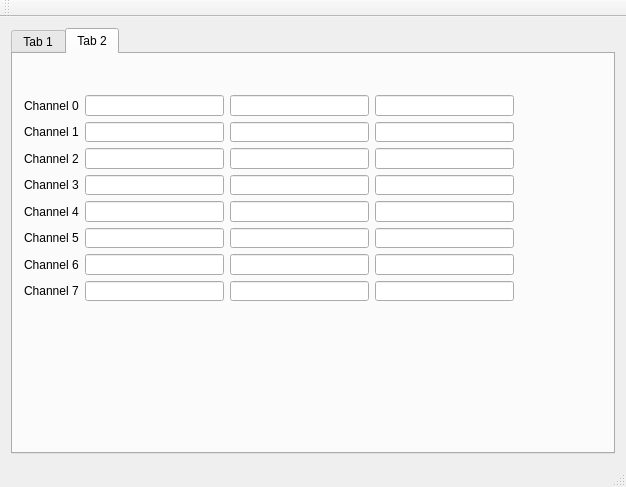
First picture: the form in mainwindow.ui, repository kwahoo2/freescope, before the edit.
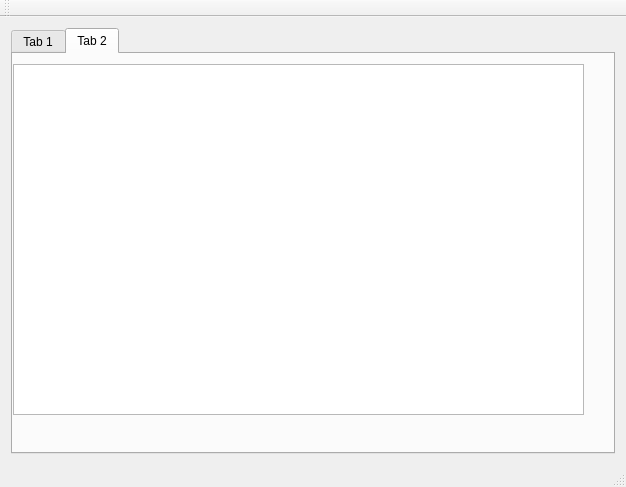
Second picture: the form after the edit. The open tabs and pages were chosen to show the change. Custom widgets are drawn as their Qt base class.

Commit message: use qtablewidget

Patch:
```diff
--- a/mainwindow.ui
+++ b/mainwindow.ui
@@ -167,145 +167,15 @@
        <attribute name="title">
         <string>Tab 2</string>
        </attribute>
-       <widget class="QWidget" name="layoutWidget">
+       <widget class="QTableWidget" name="tableWidget">
         <property name="geometry">
          <rect>
           <x>0</x>
-          <y>30</y>
-          <width>512</width>
-          <height>228</height>
+          <y>10</y>
+          <width>571</width>
+          <height>351</height>
          </rect>
         </property>
-        <layout class="QGridLayout" name="gridLayout">
-         <item row="0" column="0">
-          <widget class="QLabel" name="label">
-           <property name="text">
-            <string>Channel 0</string>
-           </property>
-          </widget>
-         </item>
-         <item row="0" column="1">
-          <widget class="QLineEdit" name="lineEdit"/>
-         </item>
-         <item row="0" column="2">
-          <widget class="QLineEdit" name="lineEdit_2"/>
-         </item>
-         <item row="0" column="3">
-          <widget class="QLineEdit" name="lineEdit_3"/>
-         </item>
-         <item row="1" column="0">
-          <widget class="QLabel" name="label_2">
-           <property name="text">
-            <string>Channel 1</string>
-           </property>
-          </widget>
-         </item>
-         <item row="1" column="1">
-          <widget class="QLineEdit" name="lineEdit_4"/>
-         </item>
-         <item row="1" column="2">
-          <widget class="QLineEdit" name="lineEdit_5"/>
-         </item>
-         <item row="1" column="3">
-          <widget class="QLineEdit" name="lineEdit_6"/>
-         </item>
-         <item row="2" column="0">
-          <widget class="QLabel" name="label_3">
-           <property name="text">
-            <string>Channel 2</string>
-           </property>
-          </widget>
-         </item>
-         <item row="2" column="1">
-          <widget class="QLineEdit" name="lineEdit_7"/>
-         </item>
-         <item row="2" column="2">
-          <widget class="QLineEdit" name="lineEdit_8"/>
-         </item>
-         <item row="2" column="3">
-          <widget class="QLineEdit" name="lineEdit_9"/>
-         </item>
-         <item row="3" column="0">
-          <widget class="QLabel" name="label_4">
-           <property name="text">
-            <string>Channel 3</string>
-           </property>
-          </widget>
-         </item>
-         <item row="3" column="1">
-          <widget class="QLineEdit" name="lineEdit_10"/>
-         </item>
-         <item row="3" column="2">
-          <widget class="QLineEdit" name="lineEdit_11"/>
-         </item>
-         <item row="3" column="3">
-          <widget class="QLineEdit" name="lineEdit_12"/>
-         </item>
-         <item row="4" column="0">
-          <widget class="QLabel" name="label_5">
-           <property name="text">
-            <string>Channel 4</string>
-           </property>
-          </widget>
-         </item>
-         <item row="4" column="1">
-          <widget class="QLineEdit" name="lineEdit_13"/>
-         </item>
-         <item row="4" column="2">
-          <widget class="QLineEdit" name="lineEdit_14"/>
-         </item>
-         <item row="4" column="3">
-          <widget class="QLineEdit" name="lineEdit_15"/>
-         </item>
-         <item row="5" column="0">
-          <widget class="QLabel" name="label_6">
-           <property name="text">
-            <string>Channel 5</string>
-           </property>
-          </widget>
-         </item>
-         <item row="5" column="1">
-          <widget class="QLineEdit" name="lineEdit_16"/>
-         </item>
-         <item row="5" column="2">
-          <widget class="QLineEdit" name="lineEdit_17"/>
-         </item>
-         <item row="5" column="3">
-          <widget class="QLineEdit" name="lineEdit_18"/>
-         </item>
-         <item row="6" column="0">
-          <widget class="QLabel" name="label_7">
-           <property name="text">
-            <string>Channel 6</string>
-           </property>
-          </widget>
-         </item>
-         <item row="6" column="1">
-          <widget class="QLineEdit" name="lineEdit_19"/>
-         </item>
-         <item row="6" column="2">
-          <widget class="QLineEdit" name="lineEdit_20"/>
-         </item>
-         <item row="6" column="3">
-          <widget class="QLineEdit" name="lineEdit_21"/>
-         </item>
-         <item row="7" column="0">
-          <widget class="QLabel" name="label_8">
-           <property name="text">
-            <string>Channel 7</string>
-           </property>
-          </widget>
-         </item>
-         <item row="7" column="1">
-          <widget class="QLineEdit" name="lineEdit_22"/>
-         </item>
-         <item row="7" column="2">
-          <widget class="QLineEdit" name="lineEdit_23"/>
-         </item>
-         <item row="7" column="3">
-          <widget class="QLineEdit" name="lineEdit_24"/>
-         </item>
-        </layout>
        </widget>
       </widget>
      </widget>
```
The commit also changes 1 other file.
